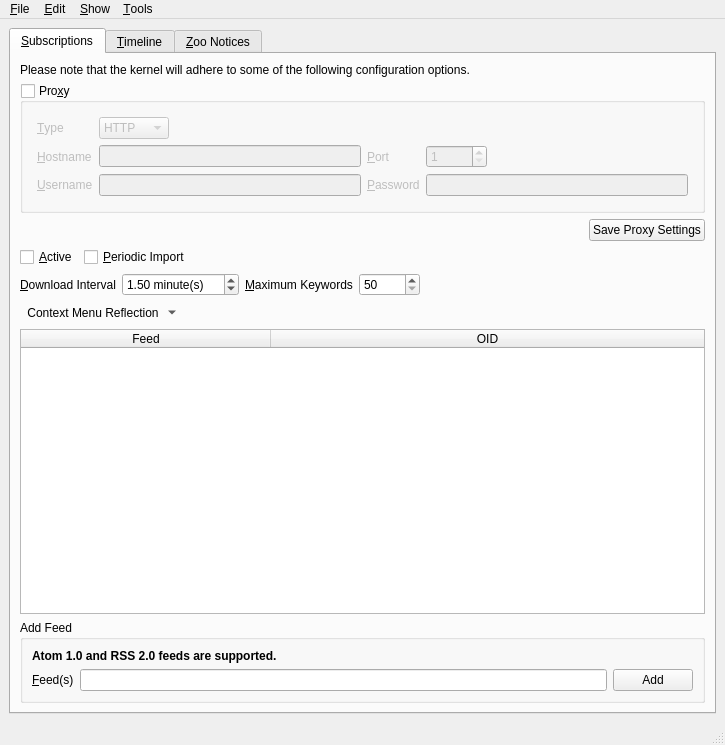
The window that branches/trunk/UI/spot-on-rss.ui (textbrowser/spot-on) describes before a commit, drawn with Qt 5.
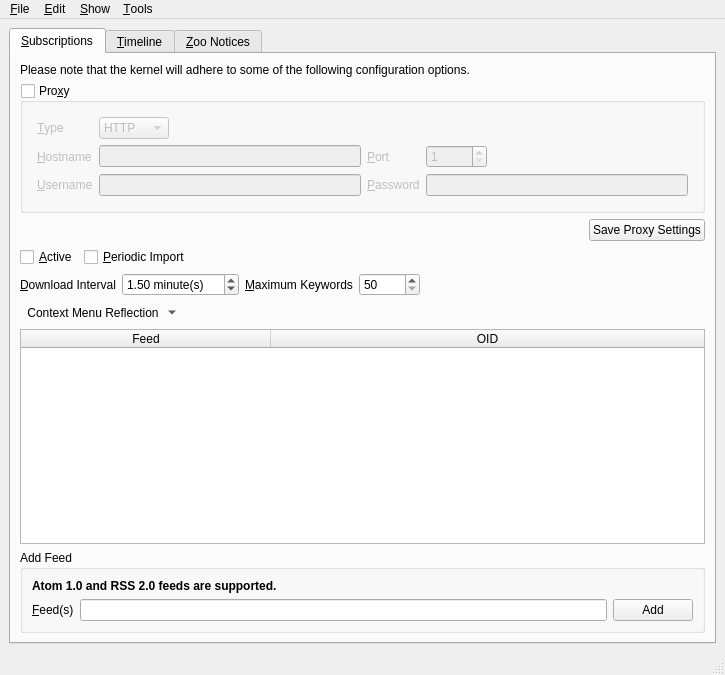
The same window after the commit. Icons and pictures are not drawn. Custom widgets are drawn as their Qt base class.

```diff
--- a/branches/trunk/UI/spot-on-rss.ui
+++ b/branches/trunk/UI/spot-on-rss.ui
@@ -7,7 +7,7 @@
     <x>0</x>
     <y>0</y>
     <width>725</width>
-    <height>745</height>
+    <height>675</height>
    </rect>
   </property>
   <property name="windowIcon">
```
